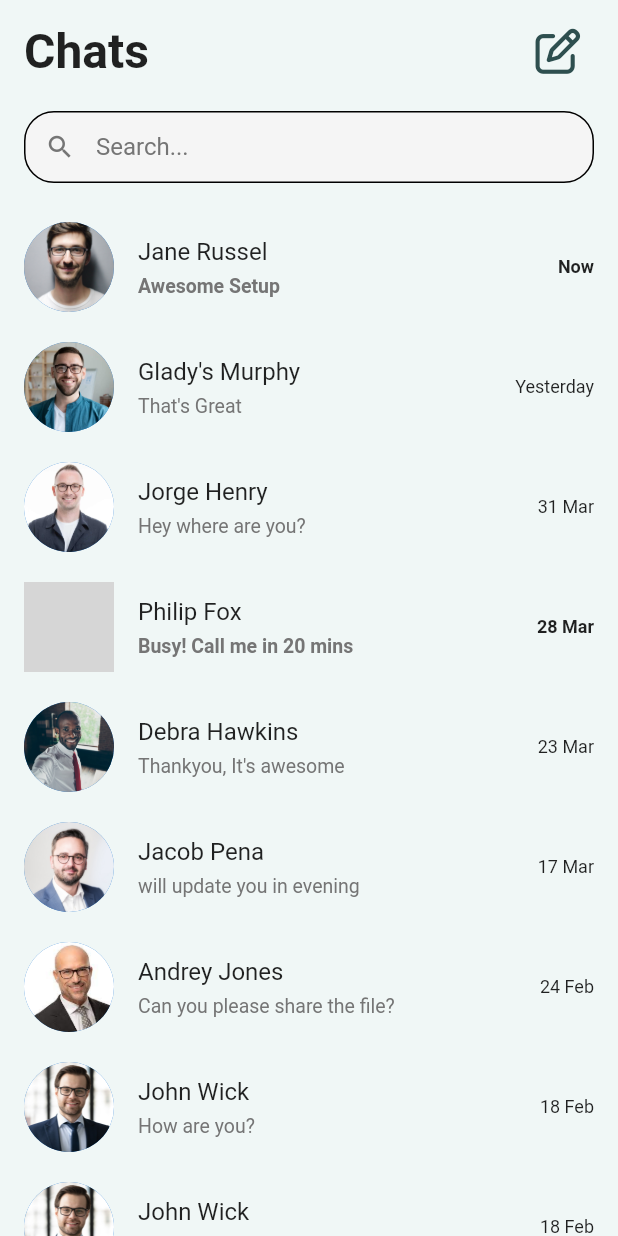
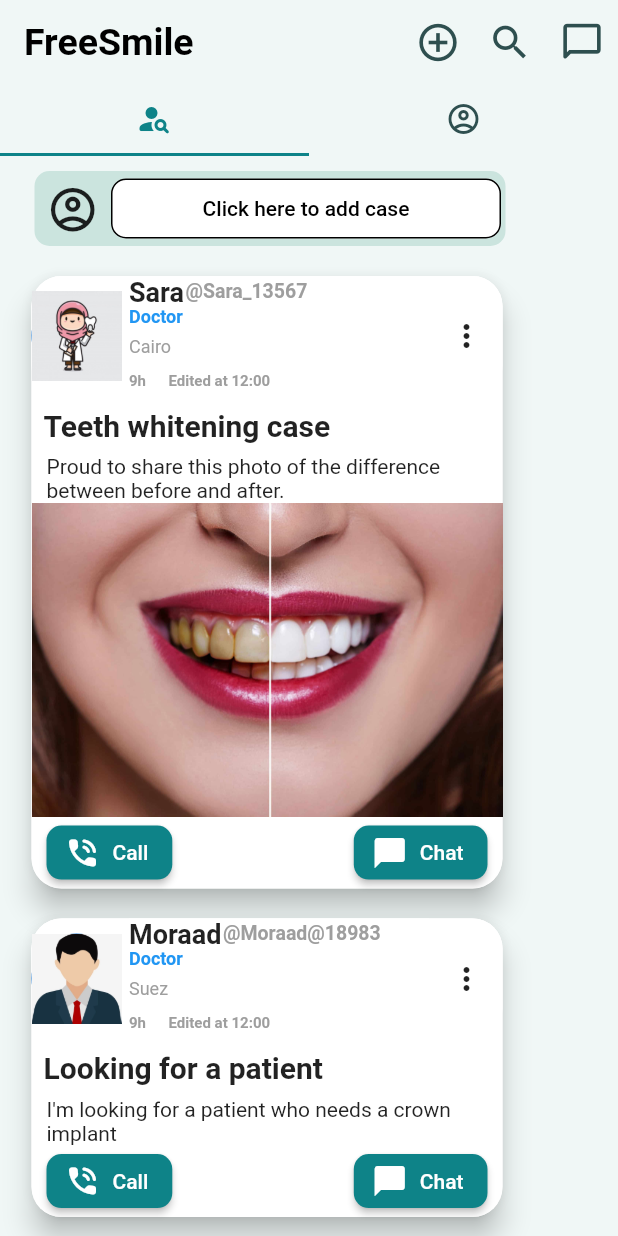
Before and after one commit to Mostafa-Noaman/free_smile_app, a Flutter app: the screen it shows after launch, on a phone screen of 412 x 824 dp. Run offline on Flutter 3.47's test engine with Material 2 defaults, Android fonts, the light colour scheme and no system bars; our stand-ins replace bloc, conditional_builder_null_safety, dio, flutter_bloc, flutter_spinkit, fluttertoast and 5 more; missing offline and left inert: dob_input_field; accounts and stored records are empty; grey boxes are pictures that could not be loaded.

Commit message:
built patient home

```diff
--- a/lib/main.dart
+++ b/lib/main.dart
@@ -8,6 +8,7 @@ import 'package:free_smile_app/screens/doctor%20register/doctor_register_screen.
 import 'package:free_smile_app/screens/landing_page.dart';
 import 'package:free_smile_app/screens/login/login_screen.dart';
 import 'package:free_smile_app/screens/onboarding/onboarding_screen.dart';
+import 'package:free_smile_app/screens/patient%20home%20screen/patient_home_screen.dart';
 import 'package:free_smile_app/screens/patient%20register/patient_register_screen.dart';
 import 'package:free_smile_app/screens/verify%20dentist/verify_dentist_screen.dart';
 import 'package:free_smile_app/shared/bloc_observer.dart';
@@ -51,7 +52,7 @@ class _MyAppState extends State<MyApp> {
     return MaterialApp(
       debugShowCheckedModeBanner: false,
       // home: widget.startingWidget,
-      home: ChatConversation(),
+      home: PatientHomeScreen(),
     );
   }
 }
--- a/lib/screens/doctor register/cubit/doc_register_cubit.dart
+++ b/lib/screens/doctor register/cubit/doc_register_cubit.dart
@@ -1,5 +1,3 @@
-import 'dart:ffi';
-
 import 'package:bloc/bloc.dart';
 import 'package:dio/dio.dart';
 import 'package:flutter/material.dart';
--- /dev/null
+++ b/lib/screens/patient home screen/patient_home_screen.dart
@@ -0,0 +1,80 @@
+import 'package:flutter/material.dart';
+import 'package:free_smile_app/screens/patient%20home%20screen/tabs/home_tab.dart';
+
+import '../dentist home page/chat/chat_conversations.dart';
+
+class PatientHomeScreen extends StatefulWidget {
+  const PatientHomeScreen({Key? key}) : super(key: key);
+
+  @override
+  State<PatientHomeScreen> createState() => _PatientHomeScreenState();
+}
+
+class _PatientHomeScreenState extends State<PatientHomeScreen> {
+  @override
+  Widget build(BuildContext context) {
+    return DefaultTabController(
+      length: 2,
+      child: Scaffold(
+        backgroundColor: Color(0xfff0f7f6),
+        appBar: AppBar(
+          backgroundColor: Color(0xfff0f7f6),
+          elevation: 0,
+          title: Text(
+            'FreeSmile',
+            style: TextStyle(
+                color: Colors.black, fontSize: 25, fontWeight: FontWeight.w700),
+          ),
+          actions: [
+            IconButton(
+              onPressed: () {},
+              icon: Icon(
+                Icons.add_circle_outline_outlined,
+                color: Color(0xff2e4f4f),
+                size: 30,
+              ),
+            ),
+            IconButton(
+              onPressed: () {},
+              icon: Icon(
+                Icons.search_outlined,
+                color: Color(0xff2e4f4f),
+                size: 30,
+              ),
+            ),
+            IconButton(
+              onPressed: () {
+                Navigator.push(
+                    context,
+                    MaterialPageRoute(
+                        builder: (context) => ChatConversation()));
+              },
+              icon: Icon(
+                Icons.chat_bubble_outline_rounded,
+                color: Color(0xff2e4f4f),
+                size: 30,
+              ),
+            ),
+          ],
+          bottom: TabBar(
+            unselectedLabelColor: Color(0xff2e4f4f),
+            indicatorColor: Color(0xff0e8388),
+            labelColor: Color(0xff0e8388),
+            tabs: [
+              Tab(
+                icon: Icon(Icons.person_search_rounded),
+              ),
+              Tab(
+                icon: Icon(Icons.account_circle_outlined),
+              ),
+            ],
+          ),
+        ),
+        body: TabBarView(children: [
+          PatientHomeTab(),
+          Icon(Icons.account_circle_outlined),
+        ]),
+      ),
+    );
+  }
+}
--- /dev/null
+++ b/lib/screens/patient home screen/tabs/home_tab.dart
@@ -0,0 +1,387 @@
+import 'package:flutter/material.dart';
+import 'package:flutter_spinkit/flutter_spinkit.dart';
+
+import '../../dentist home page/tabs/articles_tab.dart';
+
+class PatientHomeTab extends StatefulWidget {
+  const PatientHomeTab({Key? key}) : super(key: key);
+
+  @override
+  State<PatientHomeTab> createState() => _PatientHomeTabState();
+}
+
+class _PatientHomeTabState extends State<PatientHomeTab> {
+  bool isLoaded = false;
+
+  @override
+  void initState() {
+    super.initState();
+    Future.delayed(Duration(seconds: 3), () {
+      setState(() {
+        isLoaded = true;
+      });
+    });
+  }
+
+  @override
+  Widget build(BuildContext context) {
+    return Container(
+      child: isLoaded
+          ? ListView(
+              padding: EdgeInsets.symmetric(horizontal: 13),
+              children: [
+                Row(
+                  children: [
+                    Padding(
+                      padding:
+                          EdgeInsets.symmetric(horizontal: 10, vertical: 10),
+                      child: Container(
+                        width: 314,
+                        height: 50,
+                        decoration: BoxDecoration(
+                          color: Color(0xffcbe4de),
+                          borderRadius: BorderRadius.circular(10),
+                        ),
+                        child: Row(
+                          children: [
+                            IconButton(
+                              iconSize: 35,
+                              onPressed: () {},
+                              icon: Icon(Icons.account_circle_outlined),
+                            ),
+                            OutlinedButton(
+                              onPressed: () {},
+                              child: Text(
+                                'Click here to add case',
+                                style: TextStyle(
+                                  color: Colors.black,
+                                ),
+                              ),
+                              style: OutlinedButton.styleFrom(
+                                fixedSize: Size(260, 40),
+                                backgroundColor: Colors.white,
+                                side: BorderSide(
+                                  width: 1,
+                                ),
+                                shape: RoundedRectangleBorder(
+                                  borderRadius: BorderRadius.circular(10),
+                                ),
+                              ),
+                            ),
+                          ],
+                        ),
+                      ),
+                    ),
+                  ],
+                ),
+                PostBody(
+                    name: 'Sara',
+                    userName: 'Sara_13567',
+                    profilePic: 'prof pic female.jpg',
+                    governorate: 'Cairo',
+                    postImage: 'post1.jpg',
+                    postText:
+                        'Proud to share this photo of the difference between before and after.',
+                    postTitle: 'Teeth whitening case'),
+                PostBody(
+                    name: 'Moraad',
+                    userName: 'Moraad@18983',
+                    profilePic: 'user image.jpg',
+                    governorate: 'Suez',
+                    postImage: null,
+                    postText:
+                        'I\'m looking for a patient who needs a crown implant',
+                    postTitle: 'Looking for a patient'),
+                PostBody(
+                    name: 'Kareem',
+                    userName: 'Kareem123',
+                    profilePic: 'user image.jpg',
+                    governorate: 'Alexandria',
+                    postImage: 'post2.jpeg',
+                    postText:
+                        'There are many different types of orthodontics.\n'
+                        'As shown in the photo, the upper one is "Regular metal orthodontic".\n'
+                        'The lower one is "Ceramic orthodontic", which is more transparent than the regular metal one.',
+                    postTitle: 'Different types of orthodontics'),
+                PostBody(
+                    name: 'Mostafa',
+                    userName: 'Mostafa123',
+                    profilePic: 'user image.jpg',
+                    governorate: 'Dakahlia',
+                    postImage: 'post3.jpg',
+                    postText:
+                        'The following picture shows how the implanting of an artificial crown is done.',
+                    postTitle: 'Crown implanting'),
+                PostBody(
+                    name: 'Ali',
+                    userName: 'Ali123',
+                    profilePic: 'user image.jpg',
+                    governorate: 'Cairo',
+                    postImage: 'post1.jpg',
+                    postText: 'this text is for first post',
+                    postTitle: 'Teeth whitening case'),
+                PostBody(
+                    name: 'Adham',
+                    userName: 'Adham123',
+                    profilePic: 'user image.jpg',
+                    governorate: 'Giza',
+                    postImage: null,
+                    postText: 'this post is without any imagesin it',
+                    postTitle: 'just a test'),
+                PostBody(
+                    name: 'Mohsin',
+                    userName: 'Mohsin123',
+                    profilePic: 'user image.jpg',
+                    governorate: 'Cairo',
+                    postImage: 'post2.jpeg',
+                    postText: '',
+                    postTitle: 'Different types of orthodontics'),
+                PostBody(
+                    name: 'Ibrahim',
+                    userName: 'Ibrahim123',
+                    profilePic: 'user image.jpg',
+                    governorate: 'Cairo',
+                    postImage: 'post3.jpg',
+                    postText: 'i must make this thing work really fast',
+                    postTitle: 'Crown implanting'),
+              ],
+            )
+          : Center(
+              child: SpinKitRing(
+                color: Color(0xff0e8388),
+                size: 80,
+                lineWidth: 5,
+              ),
+            ),
+    );
+  }
+}
+
+class PostBody extends StatelessWidget {
+  late var postImage;
+  late var profilePic;
+  late String postTitle;
+  late String postText;
+  late String name;
+  late String userName;
+  late String governorate;
+  PostBody(
+      {required this.profilePic,
+      required this.name,
+      required this.userName,
+      required this.governorate,
+      required this.postImage,
+      required this.postText,
+      required this.postTitle});
+
+  ImageCheck() {
+    if (postImage != null) {
+      return Image(
+        image: AssetImage('images/$postImage'),
+        fit: BoxFit.cover,
+      );
+    } else {
+      return SizedBox.shrink();
+    }
+  }
+
+  @override
+  Widget build(BuildContext context) {
+    return Padding(
+      padding: const EdgeInsets.symmetric(vertical: 10, horizontal: 8),
+      child: Row(
+        mainAxisSize: MainAxisSize.max,
+        children: [
+          Material(
+            elevation: 8,
+            borderRadius: BorderRadius.circular(20),
+            child: Container(
+              decoration: BoxDecoration(
+                color: Colors.white,
+                borderRadius: BorderRadius.circular(20),
+              ),
+              width: 314,
+              // height: 450,
+              child: Column(
+                mainAxisAlignment: MainAxisAlignment.start,
+                crossAxisAlignment: CrossAxisAlignment.start,
+                children: [
+                  Container(
+                    width: 314,
+                    height: 80,
+                    decoration: BoxDecoration(
+                      color: Colors.white,
+                      borderRadius: BorderRadius.circular(20),
+                    ),
+                    child: Row(
+                      children: [
+                        Column(
+                          crossAxisAlignment: CrossAxisAlignment.start,
+                          children: [
+                            Container(
+                              width: 60,
+                              height: 80,
+                              child: CircleAvatar(
+                                radius: 20,
+                                child: Image(
+                                  image: AssetImage('images/$profilePic'),
+                                ),
+                              ),
+                            ),
+                          ],
+                        ),
+                        Padding(
+                          padding: EdgeInsets.only(left: 5),
+                          child: Column(
+                            crossAxisAlignment: CrossAxisAlignment.start,
+                            children: [
+                              Container(
+                                width: 200,
+                                height: 20,
+                                color: Colors.white,
+                                child: Row(
+                                  children: [
+                                    Text(
+                                      '$name',
+                                      style: TextStyle(
+                                          fontSize: 18,
+                                          fontWeight: FontWeight.w700),
+                                    ),
+                                    SizedBox(
+                                      width: 1,
+                                    ),
+                                    Text(
+                                      '@$userName',
+                                      style: TextStyle(
+                                          fontSize: 13,
+                                          color: Colors.grey,
+                                          fontWeight: FontWeight.w600),
+                                    ),
+                                  ],
+                                ),
+                              ),
+                              Container(
+                                width: 200,
+                                height: 20,
+                                color: Colors.white,
+                                child: Text(
+                                  'Doctor',
+                                  style: TextStyle(
+                                    color: Colors.blue,
+                                    fontSize: 12,
+                                    fontWeight: FontWeight.w700,
+                                  ),
+                                ),
+                              ),
+                              Container(
+                                width: 200,
+                                height: 20,
+                                color: Colors.white,
+                                child: Text(
+                                  '$governorate',
+                                  style: TextStyle(
+                                      color: Colors.grey, fontSize: 12),
+                                ),
+                              ),
+                              Container(
+                                width: 200,
+                                height: 20,
+                                color: Colors.white,
+                                child: Row(
+                                  children: [
+                                    Text(
+                                      '9h',
+                                      style: TextStyle(
+                                          fontSize: 10,
+                                          fontWeight: FontWeight.w700,
+                                          color: Colors.grey),
+                                    ),
+                                    SizedBox(
+                                      width: 15,
+                                    ),
+                                    Text(
+                                      'Edited at 12:00',
+                                      style: TextStyle(
+                                          fontSize: 10,
+                                          color: Colors.grey,
+                                          fontWeight: FontWeight.w600),
+                                    ),
+                                  ],
+                                ),
+                              ),
+                            ],
+                          ),
+                        ),
+                        SizedBox(
+                          width: 1,
+                        ),
+                        Row(
+                          children: [
+                            IconButton(
+                                onPressed: () {},
+                                icon: Icon(Icons.more_vert_rounded))
+                          ],
+                        ),
+                      ],
+                    ),
+                  ),
+                  Padding(
+                    padding: const EdgeInsets.all(8.0),
+                    child: Text(
+                      '$postTitle',
+                      style:
+                          TextStyle(fontSize: 20, fontWeight: FontWeight.w700),
+                    ),
+                  ),
+                  Padding(
+                    padding: const EdgeInsets.symmetric(horizontal: 10),
+                    child: Container(
+                      width: 375,
+                      child: Text('$postText'),
+                    ),
+                  ),
+                  ImageCheck(),
+                  // Image(
+                  //   image: AssetImage('images/$image'),
+                  //   fit: BoxFit.cover,
+                  // ),
+                  Padding(
+                    padding: const EdgeInsets.symmetric(horizontal: 10),
+                    child: Row(
+                      mainAxisAlignment: MainAxisAlignment.spaceBetween,
+                      children: [
+                        ElevatedButton.icon(
+                          style: ElevatedButton.styleFrom(
+                            primary: Color(0xff0e8388),
+                            shape: RoundedRectangleBorder(
+                              borderRadius: BorderRadius.circular(10),
+                            ),
+                          ),
+                          onPressed: () {},
+                          icon: Icon(Icons.phone_in_talk_rounded),
+                          label: Text('Call'),
+                        ),
+                        Spacer(),
+                        ElevatedButton.icon(
+                          style: ElevatedButton.styleFrom(
+                            primary: Color(0xff0e8388),
+                            shape: RoundedRectangleBorder(
+                              borderRadius: BorderRadius.circular(10),
+                            ),
+                          ),
+                          onPressed: () {},
+                          icon: Icon(Icons.chat_bubble_rounded),
+                          label: Text('Chat'),
+                        ),
+                      ],
+                    ),
+                  ),
+                ],
+              ),
+            ),
+          ),
+        ],
+      ),
+    );
+  }
+}
--- a/pubspec.yaml
+++ b/pubspec.yaml
@@ -50,11 +50,16 @@ dependencies:
   shimmer_animation: ^2.1.0+1
   flutter_spinkit: ^5.2.0
   font_awesome_flutter: ^10.4.0
+  flutter_native_splash: ^2.2.9
 
 dev_dependencies:
   flutter_test:
     sdk: flutter
 
+flutter_native_splash:
+  color: "#42a5f5"
+  image: "images/sparkletooth.png"
+  android_gravity: fill
   # The "flutter_lints" package below contains a set of recommended lints to
   # encourage good coding practices. The lint set provided by the package is
   # activated in the `analysis_options.yaml` file located at the root of your
```
Also changed, not shown: pubspec.lock, 16 other files.
